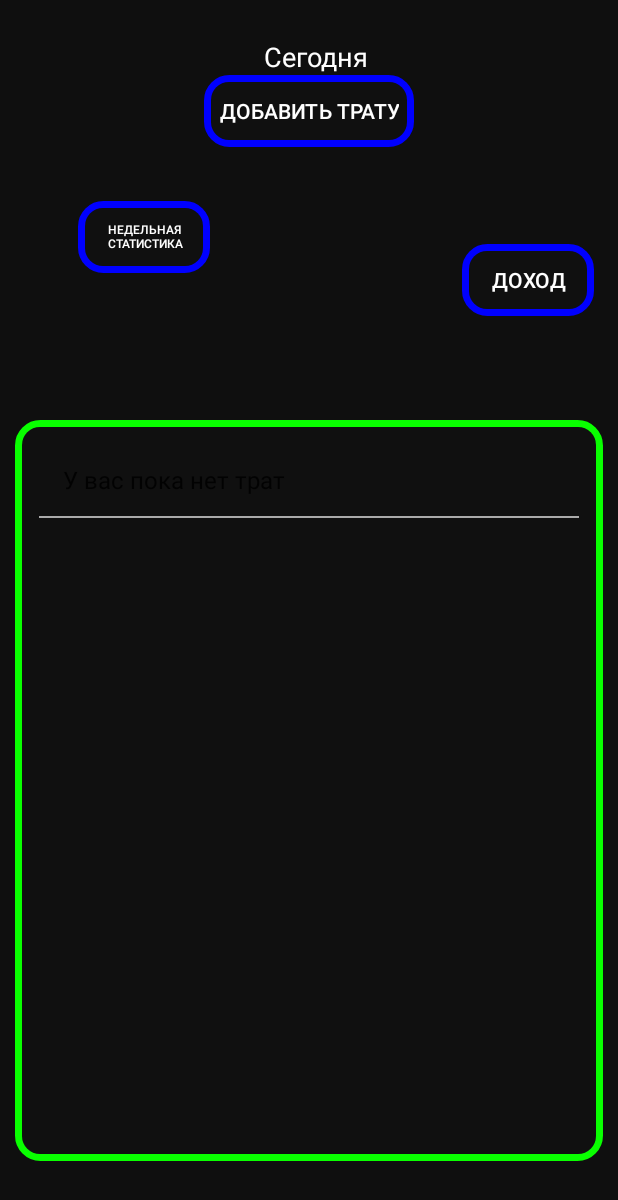
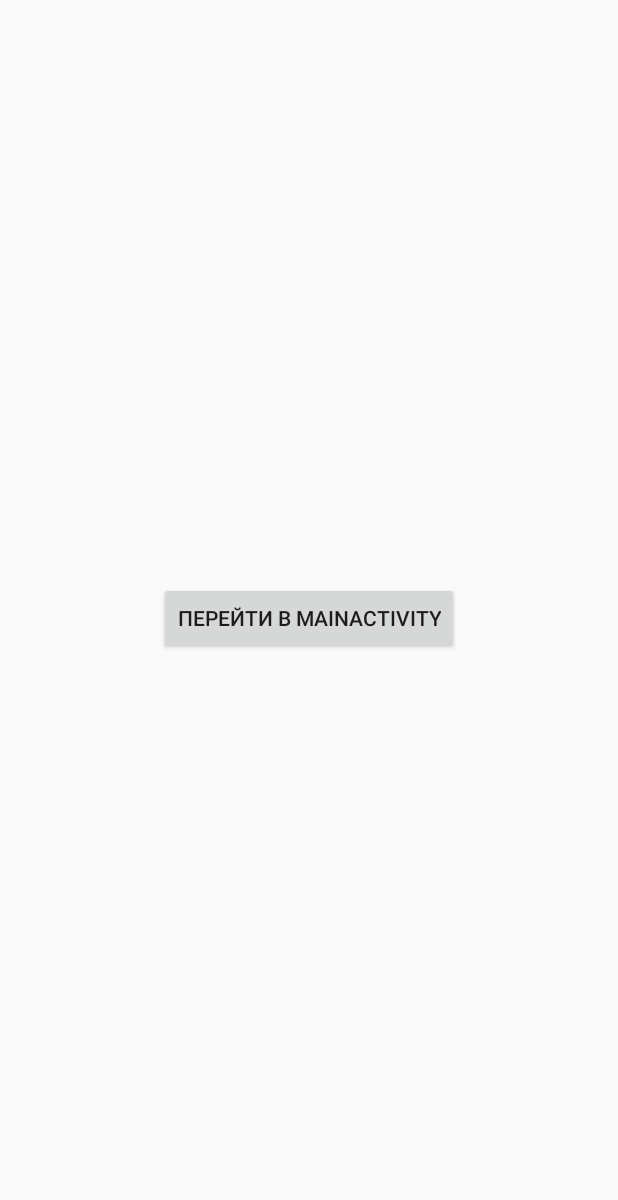
Before and after one commit to DarkTma/myBudget, an Android app: the screen it shows after launch (MainActivity before the commit, StartActivity after it), on a phone screen of 412 x 824 dp. Shown: the top 1200 px of the screen. Run offline under Robolectric (Android 15) with nearby library versions, the phone set to English and light mode, and no system bars.

Commit message:
MainActivity end commit

```diff
--- a/app/src/main/java/com/example/mybudget1/MainActivity.java
+++ b/app/src/main/java/com/example/mybudget1/MainActivity.java
@@ -80,9 +80,12 @@ public class MainActivity extends AppCompatActivity {
         currentMonthOffset = 0; // 0 = текущий месяц
         currentDayIndex = getCurrentDay() - 1;
 
+        Intent intent = getIntent();
+        int day = intent.getIntExtra("day",1);
+
         int daysInMonth = getDaysInMonth(currentMonthOffset);
         viewPager.setAdapter(new DayAdapter(this, daysInMonth, currentMonthOffset));
-        viewPager.setCurrentItem(currentDay - 1, false);
+        viewPager.setCurrentItem(day-1, true);
 
         // Обновляем текст при смене страницы
         viewPager.registerOnPageChangeCallback(new ViewPager2.OnPageChangeCallback() {
--- /dev/null
+++ b/app/src/main/java/com/example/mybudget1/StartActivity.java
@@ -0,0 +1,26 @@
+package com.example.mybudget1;
+
+import android.content.Intent;
+import android.os.Bundle;
+import android.view.View;
+import android.widget.Button;
+import androidx.appcompat.app.AppCompatActivity;
+
+public class StartActivity extends AppCompatActivity {
+
+    @Override
+    protected void onCreate(Bundle savedInstanceState) {
+        super.onCreate(savedInstanceState);
+        setContentView(R.layout.start_activity);
+
+        Button openMainButton = findViewById(R.id.openMainButton);
+        openMainButton.setOnClickListener(new View.OnClickListener() {
+            @Override
+            public void onClick(View v) {
+                Intent intent = new Intent(StartActivity.this, MainActivity.class);
+                intent.putExtra("day" , 3);
+                startActivity(intent);
+            }
+        });
+    }
+}
--- /dev/null
+++ b/app/src/main/res/layout/start_activity.xml
@@ -0,0 +1,15 @@
+<?xml version="1.0" encoding="utf-8"?>
+<RelativeLayout xmlns:android="http://schemas.android.com/apk/res/android"
+    android:layout_width="match_parent"
+    android:layout_height="match_parent"
+    android:padding="16dp">
+
+    <!-- Кнопка для перехода на другую активность -->
+    <Button
+        android:id="@+id/openMainButton"
+        android:layout_width="wrap_content"
+        android:layout_height="wrap_content"
+        android:text="Перейти в MainActivity"
+        android:layout_centerInParent="true" />
+
+</RelativeLayout>
--- a/app/src/main/res/values/colors.xml
+++ b/app/src/main/res/values/colors.xml
@@ -9,4 +9,5 @@
     <color name="my_red">#FF0000</color>
     <color name="my_cyan">#00FF82</color>
     <color name="my_blue">#0000FF</color>
+    <color name="my_orange">#FF5500</color>
 </resources>
```
Also changed, not shown: app/src/main/AndroidManifest.xml (+11 -4 lines), app/src/main/java/com/example/mybudget1/DayItemAdapter.java (+39 -7 lines), app/src/main/res/drawable/dialog_background_edit.xml (added, +7 -0 lines), app/src/main/res/drawable/edit_text_style_orange.xml (added, +9 -0 lines), app/src/main/res/layout/list_item.xml (+19 -18 lines), app/src/main/res/drawable/imgbtn_delete.png (added), app/src/main/res/drawable/imgbtn_edit.png (added), app/src/main/res/drawable/imgbtn_edit1.png (added).
